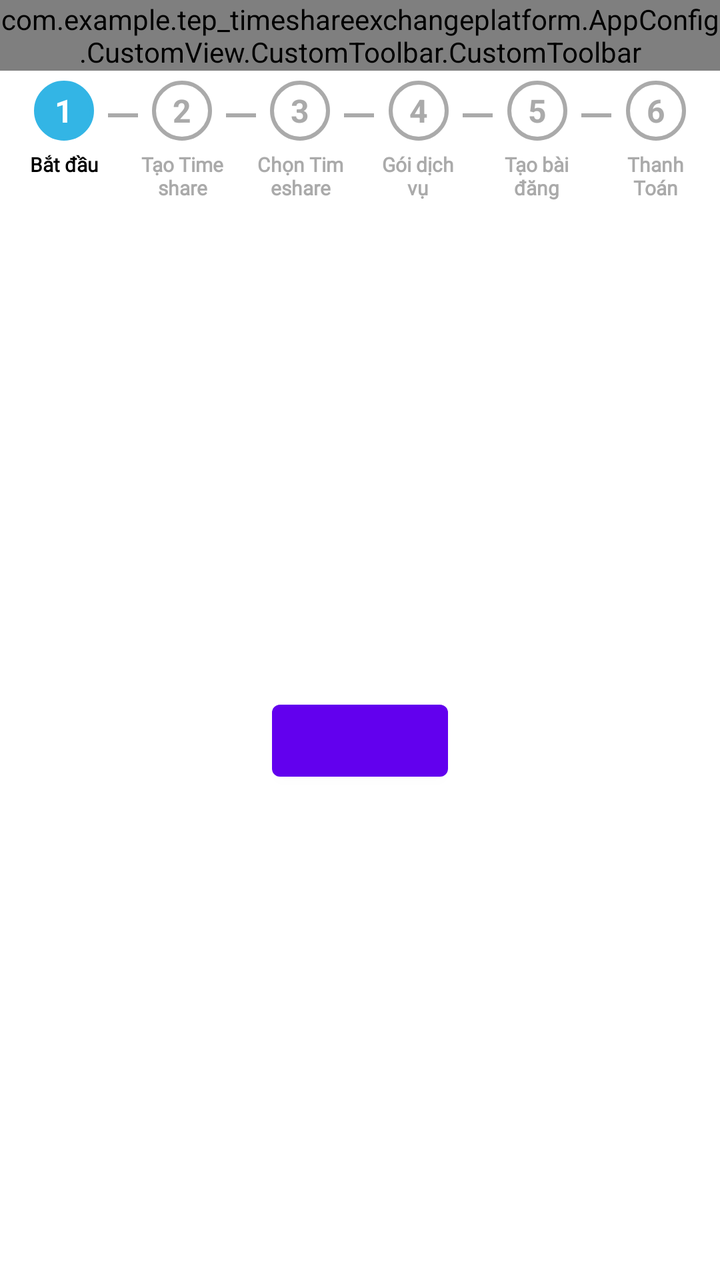
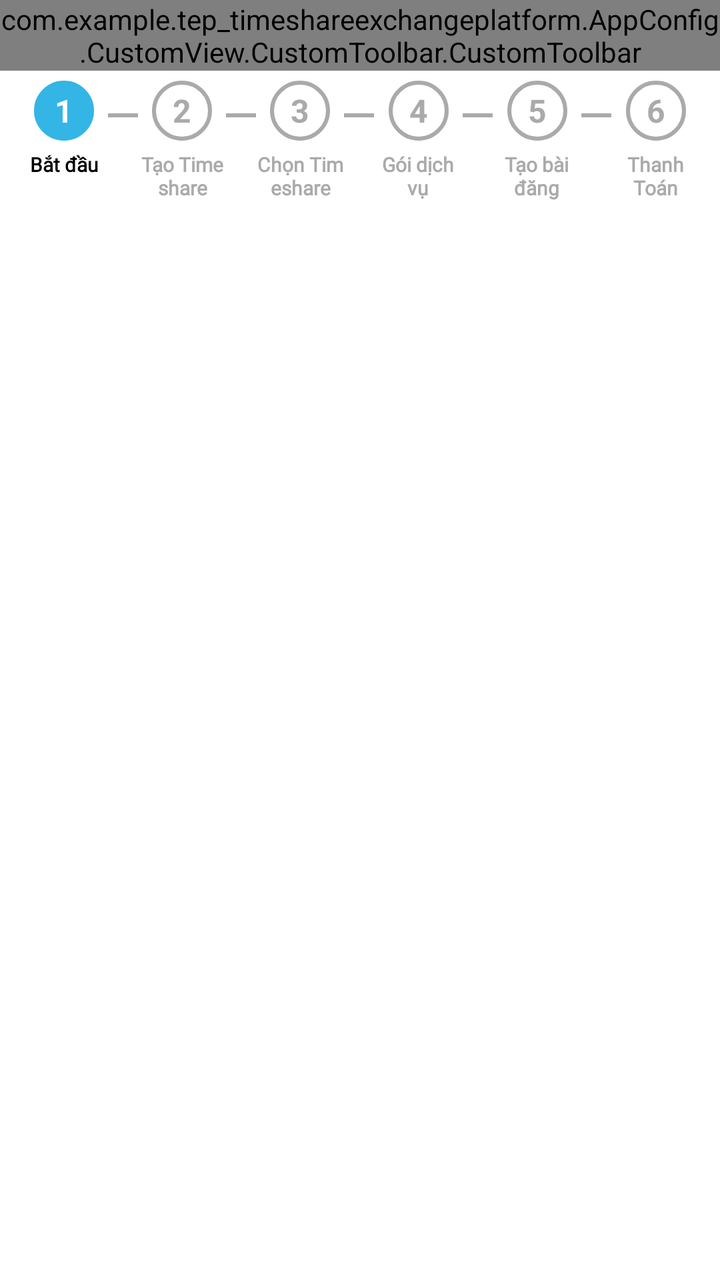

Before-and-after screenshots of an Android layout around one commit, followed by the original layout XML and the change that was made.
<!-- AndroidManifest.xml: application theme Base.Theme.TEPTimeshareExchangePlatform -->
<!-- res/layout/activity_rental_posting.xml -->
<?xml version="1.0" encoding="utf-8"?>
<androidx.constraintlayout.widget.ConstraintLayout
    xmlns:android="http://schemas.android.com/apk/res/android"
    xmlns:app="http://schemas.android.com/apk/res-auto"
    xmlns:tools="http://schemas.android.com/tools"
    android:id="@+id/main"
    android:layout_width="match_parent"
    android:layout_height="match_parent"
    tools:context=".UI.Activity.PostingStream.RentalPostingActivity.RentalPostingActivity">

    <com.example.tep_timeshareexchangeplatform.AppConfig.CustomView.CustomToolbar.CustomToolbar
        android:id="@+id/customToolbar3"
        android:layout_width="match_parent"
        android:layout_height="wrap_content"
        android:title="Đăng bài cho thuê"
        app:layout_constraintEnd_toEndOf="parent"
        app:layout_constraintStart_toStartOf="parent"
        app:layout_constraintTop_toTopOf="parent"
        app:showStartText="false" />

    <LinearLayout
        android:id="@+id/linearLayout14"
        android:layout_width="match_parent"
        android:layout_height="65dp"
        android:paddingStart="10dp"
        android:paddingEnd="10dp"
        app:layout_constraintTop_toBottomOf="@+id/customToolbar3">

        <include
            android:id="@+id/progressBarLayout"
            layout="@layout/custom_progress_bar"
            android:layout_width="match_parent"
            android:layout_height="match_parent" />

    </LinearLayout>

    <Button
        android:id="@+id/button"
        android:layout_width="wrap_content"
        android:layout_height="wrap_content"
        app:layout_constraintBottom_toBottomOf="parent"
        app:layout_constraintEnd_toEndOf="parent"
        app:layout_constraintStart_toStartOf="parent"
        app:layout_constraintTop_toBottomOf="@+id/linearLayout14" />





</androidx.constraintlayout.widget.ConstraintLayout>
<!-- res/layout/custom_progress_bar.xml (included above) -->
<?xml version="1.0" encoding="utf-8"?>
<LinearLayout
    xmlns:android="http://schemas.android.com/apk/res/android"
    xmlns:app="http://schemas.android.com/apk/res-auto"
    android:layout_width="match_parent"
    android:layout_height="65dp"
    android:orientation="horizontal"
    android:weightSum="6"
    android:gravity="center">

    
    <androidx.constraintlayout.widget.ConstraintLayout
        android:layout_width="0dp"
        android:layout_height="match_parent"
        android:layout_weight="1"
        android:orientation="vertical"
        android:gravity="center">

        
        <FrameLayout
            android:id="@+id/step1_circle"
            android:layout_width="30dp"
            android:layout_height="30dp"
            android:layout_marginTop="5dp"
            android:background="@drawable/circle_completed"
            app:layout_constraintEnd_toEndOf="parent"
            app:layout_constraintStart_toStartOf="parent"
            app:layout_constraintTop_toTopOf="parent">

            <TextView
                android:id="@+id/step1_text"
                android:layout_width="wrap_content"
                android:layout_height="wrap_content"
                android:layout_gravity="center"
                android:text="1"
                android:textColor="@android:color/white"
                android:textSize="16sp"
                android:textStyle="bold" />
        </FrameLayout>

        
        <TextView
            android:id="@+id/step1_label"
            android:layout_marginTop="5dp"
            android:layout_width="wrap_content"
            android:layout_height="wrap_content"
            android:text="Bắt đầu"
            android:fontFamily="@font/inter_regular"
            android:textColor="@color/black"
            android:textSize="10sp"
            android:textStyle="bold"
            app:layout_constraintEnd_toEndOf="parent"
            app:layout_constraintStart_toStartOf="parent"
            app:layout_constraintTop_toBottomOf="@+id/step1_circle" />
    </androidx.constraintlayout.widget.ConstraintLayout>

    
    <View
        android:id="@+id/line1"
        android:layout_width="15dp"
        android:layout_height="2dp"
        android:layout_gravity="center"
        android:layout_marginBottom="10dp"
        android:background="@android:color/darker_gray" />

    
    <androidx.constraintlayout.widget.ConstraintLayout
        android:layout_width="0dp"
        android:layout_height="match_parent"
        android:layout_weight="1"
        android:orientation="vertical"
        android:gravity="center">

        
        <FrameLayout
            android:id="@+id/step2_circle"
            android:layout_width="30dp"
            android:layout_height="30dp"
            android:layout_marginTop="5dp"
            android:background="@drawable/circle_pending"
            app:layout_constraintEnd_toEndOf="@+id/step2_label"
            app:layout_constraintStart_toStartOf="@+id/step2_label"
            app:layout_constraintTop_toTopOf="parent">

            <TextView
                android:id="@+id/step2_text"
                android:layout_width="wrap_content"
                android:layout_height="wrap_content"
                android:layout_gravity="center"
                android:text="2"
                android:textColor="@android:color/darker_gray"
                android:textSize="16sp"
                android:textStyle="bold" />
        </FrameLayout>

        
        <TextView
            android:id="@+id/step2_label"
            android:layout_width="wrap_content"
            android:layout_height="wrap_content"
            android:layout_marginTop="5dp"
            android:fontFamily="@font/inter_regular"
            android:gravity="center"
            android:text="Tạo Timeshare"
            android:textColor="@android:color/darker_gray"
            android:textSize="10sp"
            android:textStyle="bold"
            app:layout_constraintBottom_toBottomOf="parent"
            app:layout_constraintEnd_toEndOf="parent"
            app:layout_constraintStart_toStartOf="parent"
            app:layout_constraintTop_toBottomOf="@+id/step2_circle" />
    </androidx.constraintlayout.widget.ConstraintLayout>

    
    <View
        android:id="@+id/line2"
        android:layout_width="15dp"
        android:layout_height="2dp"
        android:layout_marginBottom="10dp"
        android:background="@android:color/darker_gray"
        android:layout_gravity="center"/>

    
    <androidx.constraintlayout.widget.ConstraintLayout
        android:layout_width="0dp"
        android:layout_height="match_parent"
        android:layout_weight="1"
        android:orientation="vertical"
        android:gravity="center">

        
        <FrameLayout
            android:id="@+id/step3_circle"
            android:layout_width="30dp"
            android:layout_height="30dp"
            android:layout_marginTop="5dp"
            android:background="@drawable/circle_pending"
            app:layout_constraintEnd_toEndOf="parent"
            app:layout_constraintStart_toStartOf="parent"
            app:layout_constraintTop_toTopOf="parent">

            <TextView
                android:id="@+id/step3_text"
                android:layout_width="wrap_content"
                android:layout_height="wrap_content"
                android:layout_gravity="center"
                android:text="3"
                android:textColor="@android:color/darker_gray"
                android:textSize="16sp"
                android:textStyle="bold" />
        </FrameLayout>

        
        <TextView
            android:id="@+id/step3_label"
            android:layout_width="wrap_content"
            android:layout_height="wrap_content"
            android:gravity="center"
            android:text="Chọn Timeshare"
            android:fontFamily="@font/inter_regular"
            android:layout_marginTop="5dp"
            android:textColor="@android:color/darker_gray"
            android:textSize="10sp"
            android:textStyle="bold"
            app:layout_constraintEnd_toEndOf="parent"
            app:layout_constraintStart_toStartOf="parent"
            app:layout_constraintTop_toBottomOf="@+id/step3_circle" />
    </androidx.constraintlayout.widget.ConstraintLayout>
    
    <View
        android:id="@+id/line3"
        android:layout_width="15dp"
        android:layout_height="2dp"
        android:layout_marginBottom="10dp"
        android:background="@android:color/darker_gray"
        android:layout_gravity="center"/>


    
    <androidx.constraintlayout.widget.ConstraintLayout
        android:layout_width="0dp"
        android:layout_height="match_parent"
        android:layout_weight="1"
        android:orientation="vertical"
        android:gravity="center">

        
        <FrameLayout
            android:id="@+id/step4_circle"
            android:layout_width="30dp"
            android:layout_height="30dp"
            android:layout_marginTop="5dp"
            android:background="@drawable/circle_pending"
            app:layout_constraintEnd_toEndOf="parent"
            app:layout_constraintStart_toStartOf="parent"
            app:layout_constraintTop_toTopOf="parent">

            <TextView
                android:id="@+id/step4_text"
                android:layout_width="wrap_content"
                android:layout_height="wrap_content"
                android:layout_gravity="center"
                android:text="4"
                android:textColor="@android:color/darker_gray"
                android:textSize="16sp"
                android:textStyle="bold" />
        </FrameLayout>

        
        <TextView
            android:id="@+id/step4_label"
            android:layout_width="wrap_content"
            android:layout_height="wrap_content"
            android:gravity="center"
            android:text="Gói dịch vụ"
            android:fontFamily="@font/inter_regular"
            android:layout_marginTop="5dp"
            android:textColor="@android:color/darker_gray"
            android:textSize="10sp"
            android:textStyle="bold"
            app:layout_constraintEnd_toEndOf="parent"
            app:layout_constraintStart_toStartOf="parent"
            app:layout_constraintTop_toBottomOf="@+id/step4_circle" />
    </androidx.constraintlayout.widget.ConstraintLayout>
    <View
        android:id="@+id/line4"
        android:layout_width="15dp"
        android:layout_height="2dp"
        android:layout_marginBottom="10dp"
        android:background="@android:color/darker_gray"
        android:layout_gravity="center"/>

    
    <androidx.constraintlayout.widget.ConstraintLayout
        android:layout_width="0dp"
        android:layout_height="match_parent"
        android:layout_weight="1"
        android:orientation="vertical"
        android:gravity="center">

        
        <FrameLayout
            android:id="@+id/step5_circle"
            android:layout_width="30dp"
            android:layout_height="30dp"
            android:layout_marginTop="5dp"
            android:background="@drawable/circle_pending"
            app:layout_constraintEnd_toEndOf="parent"
            app:layout_constraintStart_toStartOf="parent"
            app:layout_constraintTop_toTopOf="parent">

            <TextView
                android:id="@+id/step5_text"
                android:layout_width="wrap_content"
                android:layout_height="wrap_content"
                android:layout_gravity="center"
                android:text="5"
                android:textColor="@android:color/darker_gray"
                android:textSize="16sp"
                android:textStyle="bold" />
        </FrameLayout>

        
        <TextView
            android:id="@+id/step5_label"
            android:layout_width="wrap_content"
            android:layout_height="wrap_content"
            android:fontFamily="@font/inter_regular"
            android:gravity="center"
            android:text="Tạo bài đăng"
            android:layout_marginTop="5dp"
            android:textColor="@android:color/darker_gray"
            android:textSize="10sp"
            android:textStyle="bold"
            app:layout_constraintStart_toStartOf="parent"
            app:layout_constraintTop_toBottomOf="@+id/step5_circle" />
    </androidx.constraintlayout.widget.ConstraintLayout>
    <View
        android:id="@+id/line5"
        android:layout_width="15dp"
        android:layout_height="2dp"
        android:layout_marginBottom="10dp"
        android:background="@android:color/darker_gray"
        android:layout_gravity="center"/>


    
    <androidx.constraintlayout.widget.ConstraintLayout
        android:layout_width="0dp"
        android:layout_height="match_parent"
        android:layout_weight="1"
        android:orientation="vertical"
        android:gravity="center">

        
        <FrameLayout
            android:id="@+id/step6_circle"
            android:layout_width="30dp"
            android:layout_height="30dp"
            android:layout_marginTop="5dp"
            android:background="@drawable/circle_pending"
            app:layout_constraintEnd_toEndOf="parent"
            app:layout_constraintStart_toStartOf="parent"
            app:layout_constraintTop_toTopOf="parent">

            <TextView
                android:id="@+id/step6_text"
                android:layout_width="wrap_content"
                android:layout_height="wrap_content"
                android:layout_gravity="center"
                android:text="6"
                android:textColor="@android:color/darker_gray"
                android:textSize="16sp"
                android:textStyle="bold" />
        </FrameLayout>

        
        <TextView
            android:id="@+id/step6_label"
            android:layout_width="wrap_content"
            android:layout_height="wrap_content"
            android:text="Thanh Toán"
            android:fontFamily="@font/inter_regular"
            android:layout_marginTop="5dp"
            android:gravity="center"
            android:textColor="@android:color/darker_gray"
            android:textSize="10sp"
            android:textStyle="bold"
            app:layout_constraintEnd_toEndOf="parent"
            app:layout_constraintStart_toStartOf="parent"
            app:layout_constraintTop_toBottomOf="@+id/step6_circle" />
    </androidx.constraintlayout.widget.ConstraintLayout>

    
</LinearLayout>
<!-- resources referenced by this layout -->
<resources>
  <color name="black">#FF000000</color>
  <!-- drawable circle_completed (drawable) -->
  <shape xmlns:android="http://schemas.android.com/apk/res/android"
      android:shape="oval">
      <solid android:color="@android:color/holo_blue_light"/>
      <size android:width="40dp" android:height="40dp"/>
      <stroke android:width="2dp" android:color="@android:color/holo_blue_light"/>
  </shape>
  <!-- drawable circle_pending (drawable) -->
  <shape xmlns:android="http://schemas.android.com/apk/res/android"
      android:shape="oval">
      <solid android:color="@android:color/transparent"/>
      <size android:width="40dp" android:height="40dp"/>
      <stroke android:width="2dp" android:color="@android:color/darker_gray"/>
  </shape>
  <style name="Base.Theme.TEPTimeshareExchangePlatform" parent="Theme.MaterialComponents.DayNight.NoActionBar">
          <item name="android:statusBarColor">@color/white</item>
          <item name="android:windowLightStatusBar">true</item> 
      </style>
  <color name="white">#FFFFFFFF</color>
</resources>

<!-- the commit's change to res/layout/activity_rental_posting.xml (unified diff, before → after) -->
@@ -6,8 +6,9 @@
     android:id="@+id/main"
     android:layout_width="match_parent"
     android:layout_height="match_parent"
-    tools:context=".UI.Activity.PostingStream.RentalPostingActivity.RentalPostingActivity">
-
+    tools:context=".UI.Activity.FlowPosting.RentalPostingActivity.RentalPostingActivity">
+
+    
     <com.example.tep_timeshareexchangeplatform.AppConfig.CustomView.CustomToolbar.CustomToolbar
         android:id="@+id/customToolbar3"
         android:layout_width="match_parent"
@@ -18,6 +19,7 @@
         app:layout_constraintTop_toTopOf="parent"
         app:showStartText="false" />
 
+    
     <LinearLayout
         android:id="@+id/linearLayout14"
         android:layout_width="match_parent"
@@ -34,13 +36,12 @@
 
     </LinearLayout>
 
-    <Button
-        android:id="@+id/button"
-        android:layout_width="wrap_content"
-        android:layout_height="wrap_content"
-        app:layout_constraintBottom_toBottomOf="parent"
-        app:layout_constraintEnd_toEndOf="parent"
-        app:layout_constraintStart_toStartOf="parent"
+    
+    <androidx.viewpager2.widget.ViewPager2
+        android:id="@+id/viewPager"
+        android:layout_marginTop="120dp"
+        android:layout_width="match_parent"
+        android:layout_height="match_parent"
         app:layout_constraintTop_toBottomOf="@+id/linearLayout14" />
 
 
